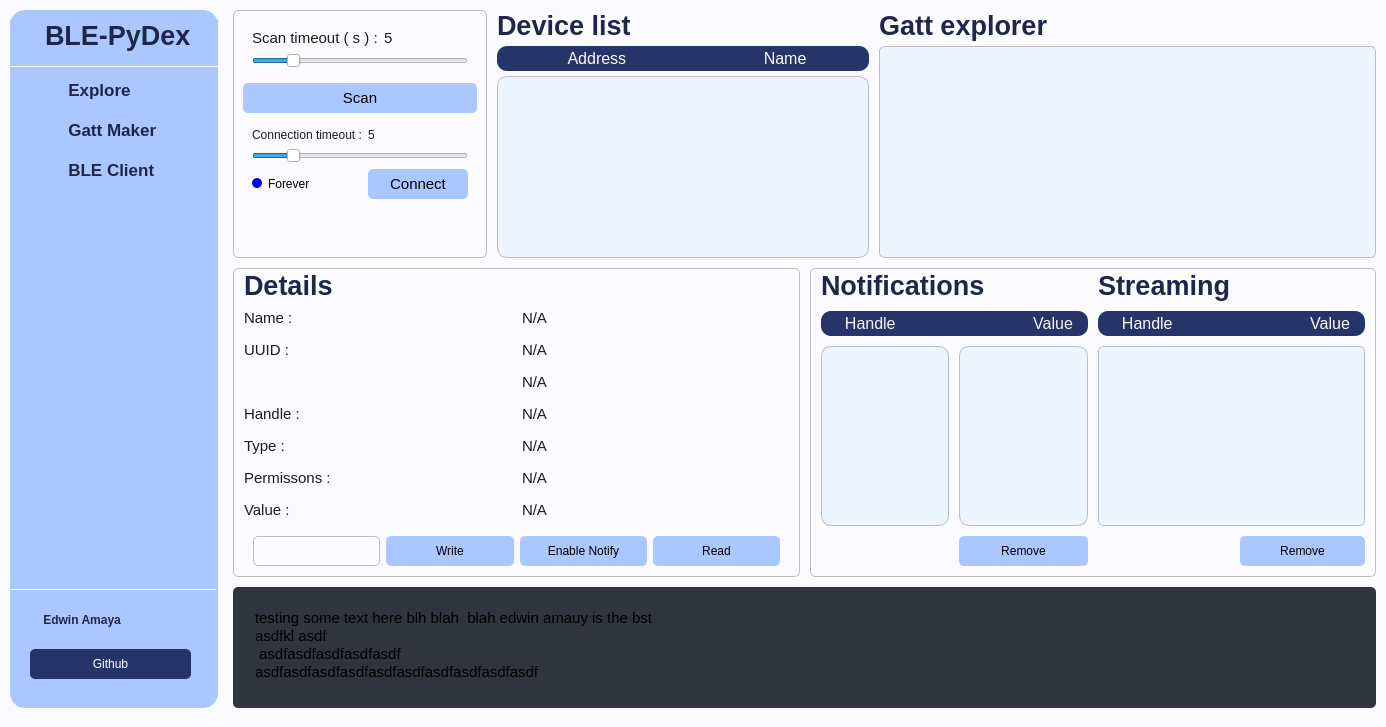
First picture: the form in BLE_GUI.ui, repository EdwinFairchild/BLE-PyDex, before the edit.
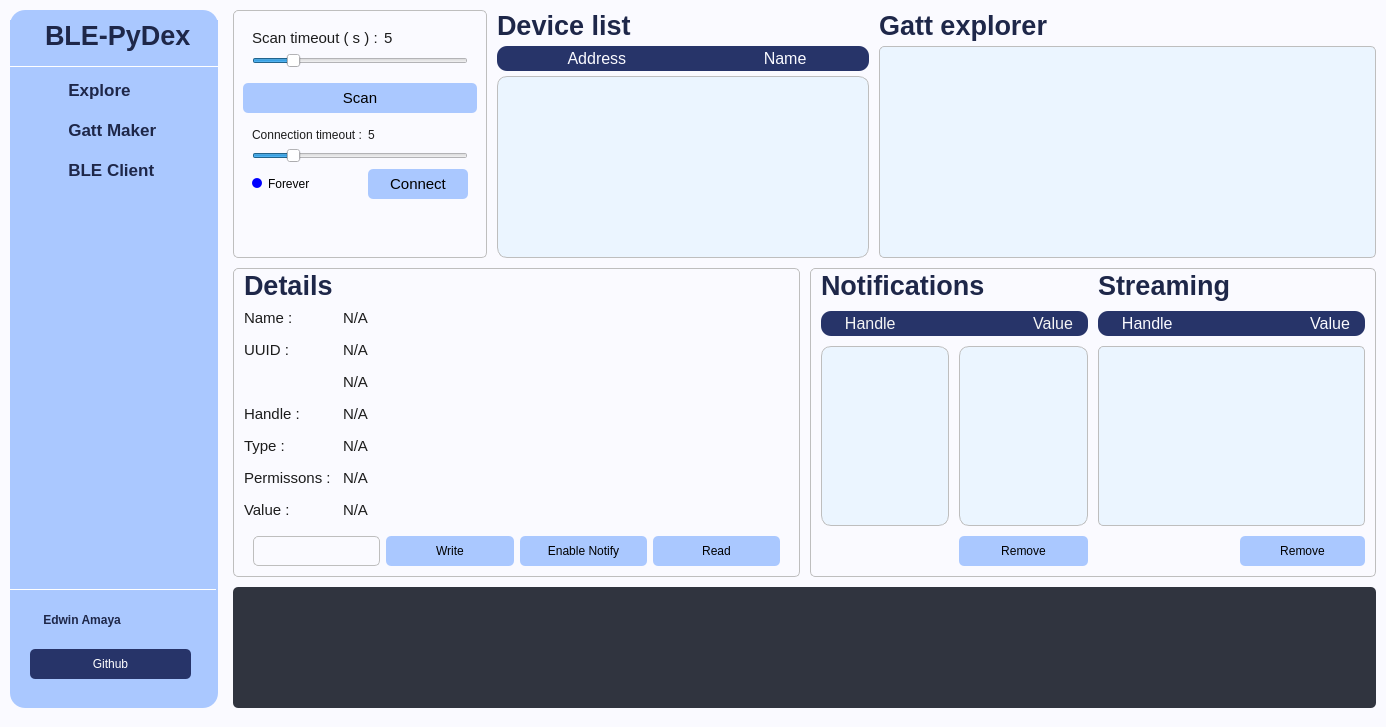
Second picture: the form after the edit. Custom widgets are drawn as their Qt base class.

What changed in the file:
```diff
--- a/BLE_GUI.ui
+++ b/BLE_GUI.ui
@@ -1288,7 +1288,7 @@
                          <property name="frameShadow">
                           <enum>QFrame::Raised</enum>
                          </property>
-                         <layout class="QGridLayout" name="gridLayout" rowstretch="1,0,0,0,0,0,0,0,0,0" columnstretch="0,0">
+                         <layout class="QGridLayout" name="gridLayout" rowstretch="1,0,0,0,0,0,0,0,0,0,0" columnstretch="0,1" columnminimumwidth="0,0">
                           <property name="leftMargin">
                            <number>0</number>
                           </property>
@@ -1307,51 +1307,7 @@
                           <property name="verticalSpacing">
                            <number>2</number>
                           </property>
-                          <item row="8" column="1">
-                           <widget class="QPushButton" name="btnLabelValue">
-                            <property name="minimumSize">
-                             <size>
-                              <width>0</width>
-                              <height>30</height>
-                             </size>
-                            </property>
-                            <property name="font">
-                             <font>
-                              <pointsize>11</pointsize>
-                             </font>
-                            </property>
-                            <property name="styleSheet">
-                             <string notr="true">text-align: left;
-color: rgb(28, 28, 28);</string>
-                            </property>
-                            <property name="text">
-                             <string>N/A</string>
-                            </property>
-                           </widget>
-                          </item>
-                          <item row="7" column="1">
-                           <widget class="QPushButton" name="btnLabelPermissions">
-                            <property name="minimumSize">
-                             <size>
-                              <width>0</width>
-                              <height>30</height>
-                             </size>
-                            </property>
-                            <property name="font">
-                             <font>
-                              <pointsize>11</pointsize>
-                             </font>
-                            </property>
-                            <property name="styleSheet">
-                             <string notr="true">text-align: left;
-color: rgb(28, 28, 28);</string>
-                            </property>
-                            <property name="text">
-                             <string>N/A</string>
-                            </property>
-                           </widget>
-                          </item>
-                          <item row="2" column="1">
+                          <item row="3" column="1">
                            <widget class="QPushButton" name="btnLabelUUID">
                             <property name="minimumSize">
                              <size>
@@ -1373,23 +1329,8 @@
                             </property>
                            </widget>
                           </item>
-                          <item row="5" column="0">
-                           <widget class="QLabel" name="label_16">
-                            <property name="font">
-                             <font>
-                              <pointsize>11</pointsize>
-                             </font>
-                            </property>
-                            <property name="styleSheet">
-                             <string notr="true">color: rgb(28, 28, 28);</string>
-                            </property>
-                            <property name="text">
-                             <string>Handle :</string>
-                            </property>
-                           </widget>
-                          </item>
-                          <item row="1" column="1">
-                           <widget class="QPushButton" name="btnLabelName">
+                          <item row="7" column="1">
+                           <widget class="QPushButton" name="btnLabelType">
                             <property name="minimumSize">
                              <size>
                               <width>0</width>
@@ -1412,7 +1353,7 @@
                             </property>
                            </widget>
                           </item>
-                          <item row="7" column="0">
+                          <item row="8" column="0">
                            <widget class="QLabel" name="label_12">
                             <property name="font">
                              <font>
@@ -1427,31 +1368,7 @@
                             </property>
                            </widget>
                           </item>
-                          <item row="0" column="0" colspan="2">
-                           <widget class="QLabel" name="label_8">
-                            <property name="maximumSize">
-                             <size>
-                              <width>16777215</width>
-                              <height>50</height>
-                             </size>
-                            </property>
-                            <property name="font">
-                             <font>
-                              <pointsize>20</pointsize>
-                              <weight>75</weight>
-                              <bold>true</bold>
-                             </font>
-                            </property>
-                            <property name="styleSheet">
-                             <string notr="true">color: rgb(30, 39, 73);
-border: 0px solid gray;</string>
-                            </property>
-                            <property name="text">
-                             <string>Details</string>
-                            </property>
-                           </widget>
-                          </item>
-                          <item row="9" column="0" colspan="2">
+                          <item row="10" column="0" colspan="2">
                            <widget class="QFrame" name="frame">
                             <property name="styleSheet">
                              <string notr="true">border: 0px solid gray;
@@ -1606,7 +1523,7 @@
                             </layout>
                            </widget>
                           </item>
-                          <item row="8" column="0">
+                          <item row="9" column="0">
                            <widget class="QLabel" name="label_17">
                             <property name="font">
                              <font>
@@ -1621,7 +1538,7 @@
                             </property>
                            </widget>
                           </item>
-                          <item row="6" column="0">
+                          <item row="7" column="0">
                            <widget class="QLabel" name="label_24">
                             <property name="font">
                              <font>
@@ -1636,8 +1553,54 @@
                             </property>
                            </widget>
                           </item>
-                          <item row="1" column="0">
-                           <widget class="QLabel" name="label_7">
+                          <item row="2" column="1">
+                           <widget class="QPushButton" name="btnLabelName">
+                            <property name="minimumSize">
+                             <size>
+                              <width>0</width>
+                              <height>30</height>
+                             </size>
+                            </property>
+                            <property name="font">
+                             <font>
+                              <pointsize>11</pointsize>
+                             </font>
+                            </property>
+                            <property name="styleSheet">
+                             <string notr="true">text-align: left;
+color: rgb(28, 28, 28);
+padding-top: 0px;
+</string>
+                            </property>
+                            <property name="text">
+                             <string>N/A</string>
+                            </property>
+                           </widget>
+                          </item>
+                          <item row="4" column="1">
+                           <widget class="QPushButton" name="btnLabelUUID_name">
+                            <property name="minimumSize">
+                             <size>
+                              <width>0</width>
+                              <height>30</height>
+                             </size>
+                            </property>
+                            <property name="font">
+                             <font>
+                              <pointsize>11</pointsize>
+                             </font>
+                            </property>
+                            <property name="styleSheet">
+                             <string notr="true">text-align: left;
+color: rgb(28, 28, 28);</string>
+                            </property>
+                            <property name="text">
+                             <string>N/A</string>
+                            </property>
+                           </widget>
+                          </item>
+                          <item row="6" column="0">
+                           <widget class="QLabel" name="label_16">
                             <property name="font">
                              <font>
                               <pointsize>11</pointsize>
@@ -1647,11 +1610,11 @@
                              <string notr="true">color: rgb(28, 28, 28);</string>
                             </property>
                             <property name="text">
-                             <string>Name :</string>
+                             <string>Handle :</string>
                             </property>
                            </widget>
                           </item>
-                          <item row="5" column="1">
+                          <item row="6" column="1">
                            <widget class="QPushButton" name="btnLabelHandle">
                             <property name="minimumSize">
                              <size>
@@ -1673,7 +1636,7 @@
                             </property>
                            </widget>
                           </item>
-                          <item row="2" column="0">
+                          <item row="3" column="0">
                            <widget class="QLabel" name="label_11">
                             <property name="font">
                              <font>
@@ -1688,8 +1651,8 @@
                             </property>
                            </widget>
                           </item>
-                          <item row="3" column="1">
-                           <widget class="QPushButton" name="btnLabelUUID_name">
+                          <item row="8" column="1">
+                           <widget class="QPushButton" name="btnLabelPermissions">
                             <property name="minimumSize">
                              <size>
                               <width>0</width>
@@ -1710,8 +1673,23 @@
                             </property>
                            </widget>
                           </item>
-                          <item row="6" column="1">
-                           <widget class="QPushButton" name="btnLabelType">
+                          <item row="2" column="0">
+                           <widget class="QLabel" name="label_7">
+                            <property name="font">
+                             <font>
+                              <pointsize>11</pointsize>
+                             </font>
+                            </property>
+                            <property name="styleSheet">
+                             <string notr="true">color: rgb(28, 28, 28);</string>
+                            </property>
+                            <property name="text">
+                             <string>Name :</string>
+                            </property>
+                           </widget>
+                          </item>
+                          <item row="9" column="1">
+                           <widget class="QPushButton" name="btnLabelValue">
                             <property name="minimumSize">
                              <size>
                               <width>0</width>
@@ -1725,15 +1703,37 @@
                             </property>
                             <property name="styleSheet">
                              <string notr="true">text-align: left;
-color: rgb(28, 28, 28);
-padding-top: 0px;
-</string>
+color: rgb(28, 28, 28);</string>
                             </property>
                             <property name="text">
                              <string>N/A</string>
                             </property>
                            </widget>
                           </item>
+                          <item row="0" column="0">
+                           <widget class="QLabel" name="label_8">
+                            <property name="maximumSize">
+                             <size>
+                              <width>16777215</width>
+                              <height>50</height>
+                             </size>
+                            </property>
+                            <property name="font">
+                             <font>
+                              <pointsize>20</pointsize>
+                              <weight>75</weight>
+                              <bold>true</bold>
+                             </font>
+                            </property>
+                            <property name="styleSheet">
+                             <string notr="true">color: rgb(30, 39, 73);
+border: 0px solid gray;</string>
+                            </property>
+                            <property name="text">
+                             <string>Details</string>
+                            </property>
+                           </widget>
+                          </item>
                          </layout>
                         </widget>
                        </item>
@@ -2138,10 +2138,7 @@
 &lt;html&gt;&lt;head&gt;&lt;meta name=&quot;qrichtext&quot; content=&quot;1&quot; /&gt;&lt;style type=&quot;text/css&quot;&gt;
 p, li { white-space: pre-wrap; }
 &lt;/style&gt;&lt;/head&gt;&lt;body style=&quot; font-family:'Ubuntu'; font-size:11pt; font-weight:400; font-style:normal;&quot;&gt;
-&lt;p style=&quot; margin-top:0px; margin-bottom:0px; margin-left:0px; margin-right:0px; -qt-block-indent:0; text-indent:0px;&quot;&gt;testing some text here blh blah  blah edwin amauy is the bst&lt;/p&gt;
-&lt;p style=&quot; margin-top:0px; margin-bottom:0px; margin-left:0px; margin-right:0px; -qt-block-indent:0; text-indent:0px;&quot;&gt;asdfkl asdf&lt;/p&gt;
-&lt;p style=&quot; margin-top:0px; margin-bottom:0px; margin-left:0px; margin-right:0px; -qt-block-indent:0; text-indent:0px;&quot;&gt; asdfasdfasdfasdfasdf&lt;/p&gt;
-&lt;p style=&quot; margin-top:0px; margin-bottom:0px; margin-left:0px; margin-right:0px; -qt-block-indent:0; text-indent:0px;&quot;&gt;asdfasdfasdfasdfasdfasdfasdfasdfasdfasdf&lt;/p&gt;&lt;/body&gt;&lt;/html&gt;</string>
+&lt;p style=&quot;-qt-paragraph-type:empty; margin-top:0px; margin-bottom:0px; margin-left:0px; margin-right:0px; -qt-block-indent:0; text-indent:0px;&quot;&gt;&lt;br /&gt;&lt;/p&gt;&lt;/body&gt;&lt;/html&gt;</string>
                          </property>
                         </widget>
                        </item>
```
Left out of the diff: 2 changed lines with no effect on the pictures.
